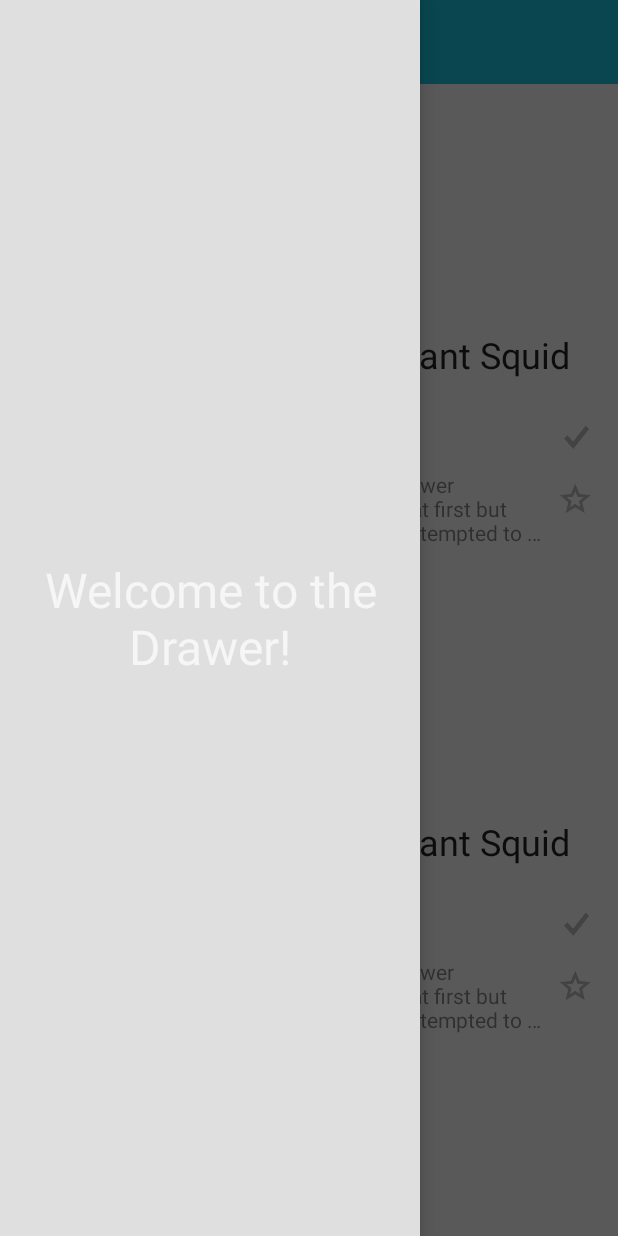
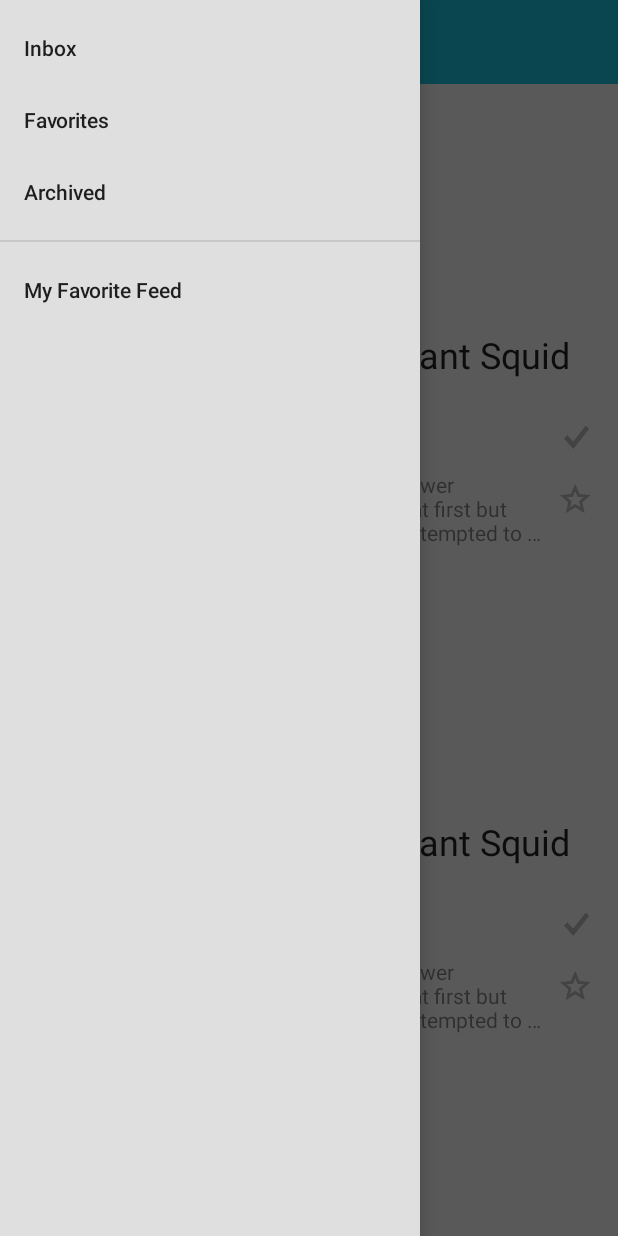
Before and after one commit to pykennedy/brushingOffTheDust, an Android app: the screen it shows after launch (BloclyActivity), with the side drawer open, on a phone screen of 412 x 824 dp. Run offline under Robolectric (Android 15) with nearby library versions, the phone set to English and light mode, and no system bars.

Commit message:
checkpoint43

```diff
--- a/app/src/main/java/pyk/myapplication/ui/activity/BloclyActivity.java
+++ b/app/src/main/java/pyk/myapplication/ui/activity/BloclyActivity.java
@@ -13,11 +13,13 @@ import android.view.MenuItem;
 
 import pyk.myapplication.R;
 import pyk.myapplication.ui.adapter.ItemAdapter;
+import pyk.myapplication.ui.adapter.NavigationDrawerAdapter;
 
 public class BloclyActivity extends AppCompatActivity {
-  private ItemAdapter           itemAdapter;
-  private ActionBarDrawerToggle drawerToggle;
-  private DrawerLayout          drawerLayout;
+  private ItemAdapter             itemAdapter;
+  private ActionBarDrawerToggle   drawerToggle;
+  private DrawerLayout            drawerLayout;
+  private NavigationDrawerAdapter navigationDrawerAdapter;
 
   @Override
   protected void onCreate(Bundle savedInstanceState) {
@@ -38,6 +40,12 @@ public class BloclyActivity extends AppCompatActivity {
     drawerLayout = (DrawerLayout) findViewById(R.id.dl_activity_blocly);
     drawerToggle = new ActionBarDrawerToggle(this, drawerLayout, 0, 0);
     drawerLayout.addDrawerListener(drawerToggle);
+
+    navigationDrawerAdapter = new NavigationDrawerAdapter();
+    RecyclerView navigationRecyclerView = (RecyclerView) findViewById(R.id.rv_nav_activity_blocly);
+    navigationRecyclerView.setLayoutManager(new LinearLayoutManager(this));
+    navigationRecyclerView.setItemAnimator(new DefaultItemAnimator());
+    navigationRecyclerView.setAdapter(navigationDrawerAdapter);
   }
 
   @Override
--- /dev/null
+++ b/app/src/main/java/pyk/myapplication/ui/adapter/NavigationDrawerAdapter.java
@@ -0,0 +1,91 @@
+package pyk.myapplication.ui.adapter;
+
+import android.support.v7.widget.RecyclerView;
+import android.view.LayoutInflater;
+import android.view.View;
+import android.view.ViewGroup;
+import android.widget.TextView;
+import android.widget.Toast;
+
+import pyk.myapplication.BloclyApplication;
+import pyk.myapplication.R;
+import pyk.myapplication.api.model.RssFeed;
+
+public class NavigationDrawerAdapter
+    extends RecyclerView.Adapter<NavigationDrawerAdapter.ViewHolder> {
+
+  public enum NavigationOption {
+    NAVIGATION_OPTION_INBOX,
+    NAVIGATION_OPTION_FAVORITES,
+    NAVIGATION_OPTION_ARCHIVED
+  }
+
+  @Override
+  public ViewHolder onCreateViewHolder(ViewGroup viewGroup, int position) {
+    View inflate = LayoutInflater.from(viewGroup.getContext()).inflate(R.layout.navigation_item,
+                                                                       viewGroup, false);
+    return new ViewHolder(inflate);
+  }
+
+  @Override
+  public void onBindViewHolder(ViewHolder viewHolder, int position) {
+    RssFeed rssFeed = null;
+
+    if(position >= NavigationOption.values().length) {
+      int feedPosition = position - NavigationOption.values().length;
+      rssFeed = BloclyApplication.getSharedDataSource().getFeeds().get(feedPosition);
+    }
+    viewHolder.update(position, rssFeed);
+  }
+
+  @Override
+  public int getItemCount() {
+    return NavigationOption.values().length
+           + BloclyApplication.getSharedDataSource().getFeeds().size();
+  }
+
+  class ViewHolder extends RecyclerView.ViewHolder implements View.OnClickListener {
+
+    View     topPadding;
+    TextView title;
+    View     bottomPadding;
+    View     divider;
+
+    public ViewHolder(View itemView) {
+      super(itemView);
+      topPadding = itemView.findViewById(R.id.v_nav_item_top_padding);
+      title = (TextView) itemView.findViewById(R.id.tv_nav_item_title);
+      bottomPadding = itemView.findViewById(R.id.v_nav_item_bottom_padding);
+      divider = itemView.findViewById(R.id.v_nav_item_divider);
+      itemView.setOnClickListener(this);
+    }
+
+    void update(int position, RssFeed rssFeed) {
+      boolean shouldShowTopPadding = position == NavigationOption.NAVIGATION_OPTION_INBOX.ordinal()
+                                     || position == NavigationOption.values().length;
+      topPadding.setVisibility(shouldShowTopPadding ? View.VISIBLE : View.GONE);
+
+      boolean shouldShowBottomPadding =
+          position == NavigationOption.NAVIGATION_OPTION_ARCHIVED.ordinal()
+          || position == getItemCount() - 1;
+      bottomPadding.setVisibility(shouldShowBottomPadding ? View.VISIBLE : View.GONE);
+
+      divider.setVisibility(position == NavigationOption.NAVIGATION_OPTION_ARCHIVED.ordinal()
+                            ? View.VISIBLE : View.GONE);
+
+      if (position < NavigationOption.values().length) {
+        int[] titleTexts = new int[]{R.string.navigation_option_inbox,
+                                     R.string.navigation_option_favorites,
+                                     R.string.navigation_option_archived};
+        title.setText(titleTexts[position]);
+      } else {
+        title.setText(rssFeed.getTitle());
+      }
+    }
+
+    @Override
+    public void onClick(View v) {
+      Toast.makeText(v.getContext(), "Nothing… yet!", Toast.LENGTH_SHORT).show();
+    }
+  }
+}
--- /dev/null
+++ b/app/src/main/res/drawable/navigation_item_text.xml
@@ -0,0 +1,5 @@
+<?xml version="1.0" encoding="utf-8"?>
+<selector xmlns:android="http://schemas.android.com/apk/res/android">
+<item android:state_selected="true" android:color="@color/primary"/>
+    <item android:color="@color/text_primary"/>
+</selector>
--- a/app/src/main/res/layout/activity_blocly.xml
+++ b/app/src/main/res/layout/activity_blocly.xml
@@ -15,8 +15,8 @@
             android:id="@+id/tb_activity_blocly"
             android:layout_width="match_parent"
             android:layout_height="wrap_content"
-            android:minHeight="?attr/actionBarSize"
-            android:background="?attr/colorPrimary"/>
+            android:background="?attr/colorPrimary"
+            android:minHeight="?attr/actionBarSize"/>
 
         <android.support.v7.widget.RecyclerView
             android:id="@+id/rv_activity_blocly"
@@ -25,13 +25,11 @@
 
     </LinearLayout>
 
-    <TextView
+    <android.support.v7.widget.RecyclerView
+        android:id="@+id/rv_nav_activity_blocly"
         android:layout_width="280dp"
         android:layout_height="match_parent"
-        android:text="Welcome to the Drawer!"
-        android:textSize="32sp"
-        android:gravity="center"
-        android:background="?android:windowBackground"
-        android:layout_gravity="start"/>
+        android:layout_gravity="start"
+        android:background="?android:windowBackground"/>
 
 </android.support.v4.widget.DrawerLayout>
--- /dev/null
+++ b/app/src/main/res/layout/navigation_item.xml
@@ -0,0 +1,32 @@
+<?xml version="1.0" encoding="utf-8"?>
+<LinearLayout xmlns:android="http://schemas.android.com/apk/res/android"
+              android:layout_width="match_parent"
+              android:layout_height="wrap_content"
+              android:background="@drawable/list_selector"
+              android:orientation="vertical">
+
+    <View
+        android:id="@+id/v_nav_item_top_padding"
+        android:layout_width="match_parent"
+        android:layout_height="@dimen/default_padding"/>
+
+    <pyk.myapplication.ui.widget.RobotoTextView
+        style="@style/NavigationItem"
+        android:id="@+id/tv_nav_item_title"
+        android:layout_width="match_parent"
+        android:layout_height="@dimen/navigation_item_title_height"
+        android:layout_marginStart="@dimen/navigation_item_horizontal_padding"
+        android:layout_marginEnd="@dimen/navigation_item_horizontal_padding"/>
+
+    <View
+        android:id="@+id/v_nav_item_bottom_padding"
+        android:layout_width="match_parent"
+        android:layout_height="@dimen/default_padding"/>
+
+    <View
+        android:id="@+id/v_nav_item_divider"
+        android:layout_width="match_parent"
+        android:layout_height="1dp"
+        android:background="@color/divider"/>
+
+</LinearLayout>
--- /dev/null
+++ b/app/src/main/res/values/dimens.xml
@@ -0,0 +1,6 @@
+<?xml version="1.0" encoding="utf-8"?>
+<resources>
+    <dimen name="default_padding">8dp</dimen>
+    <dimen name="navigation_item_title_height">48dp</dimen>
+    <dimen name="navigation_item_horizontal_padding">16dp</dimen>
+</resources>
--- a/app/src/main/res/values/strings.xml
+++ b/app/src/main/res/values/strings.xml
@@ -3,4 +3,7 @@
     <string name="placeholder_headline">New York Attacked By Giant Squid</string>
     <string name="placeholder_caption">New York Times</string>
     <string name="placeholder_content">A giant squid appeared abruptly today in lower Manhattan. The squid appeared peaceful at first but violence quickly escalated after a tourist attempted to have their photo taken with the \'big city octopus\'.</string>
+    <string name="navigation_option_inbox">Inbox</string>
+    <string name="navigation_option_favorites">Favorites</string>
+    <string name="navigation_option_archived">Archived</string>
 </resources>
--- a/app/src/main/res/values/styles.xml
+++ b/app/src/main/res/values/styles.xml
@@ -10,6 +10,15 @@
     <style name="DrawerArrow" parent="Base.Widget.AppCompat.DrawerArrowToggle">
         <item name="color">@color/actionBarItems</item>
     </style>
+
+    <style name="NavigationItem">
+        <item name="android:textSize">14sp</item>
+        <item name="android:textColor">@drawable/navigation_item_text</item>
+        <item name="android:singleLine">true</item>
+        <item name="android:gravity">center_vertical</item>
+        <item name="robotoFont">Medium</item>
+    </style>
+
     <style name="Headline">
         <item name="android:textColor">@color/text_primary</item>
         <item name="android:textSize">24sp</item>
```
